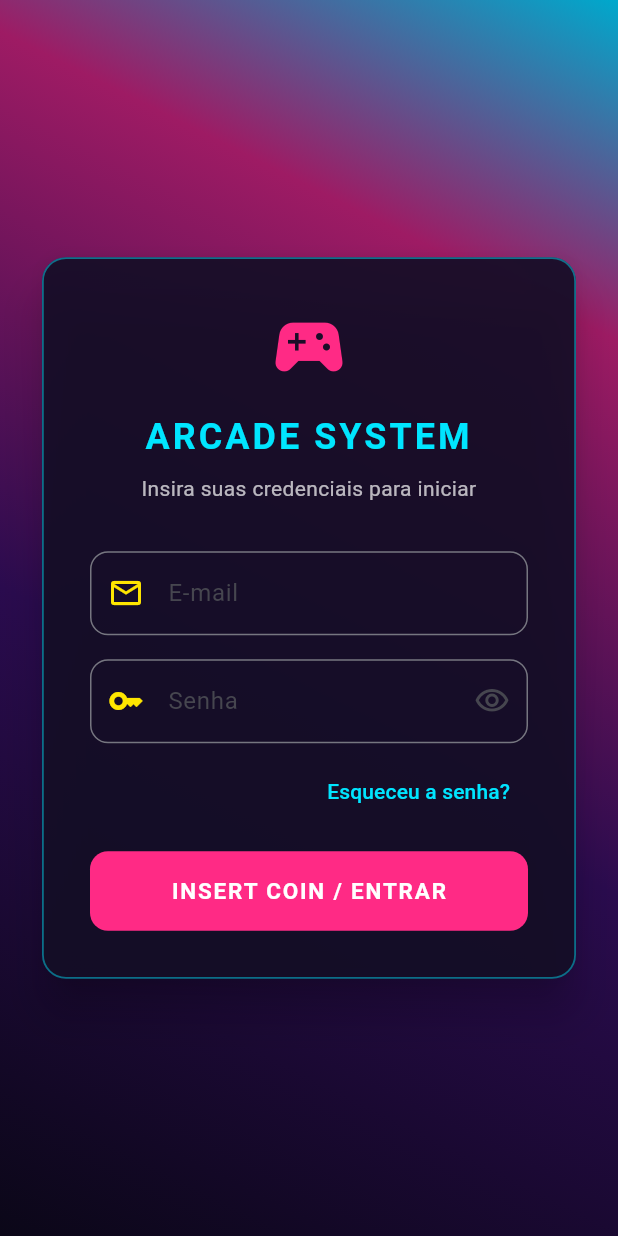
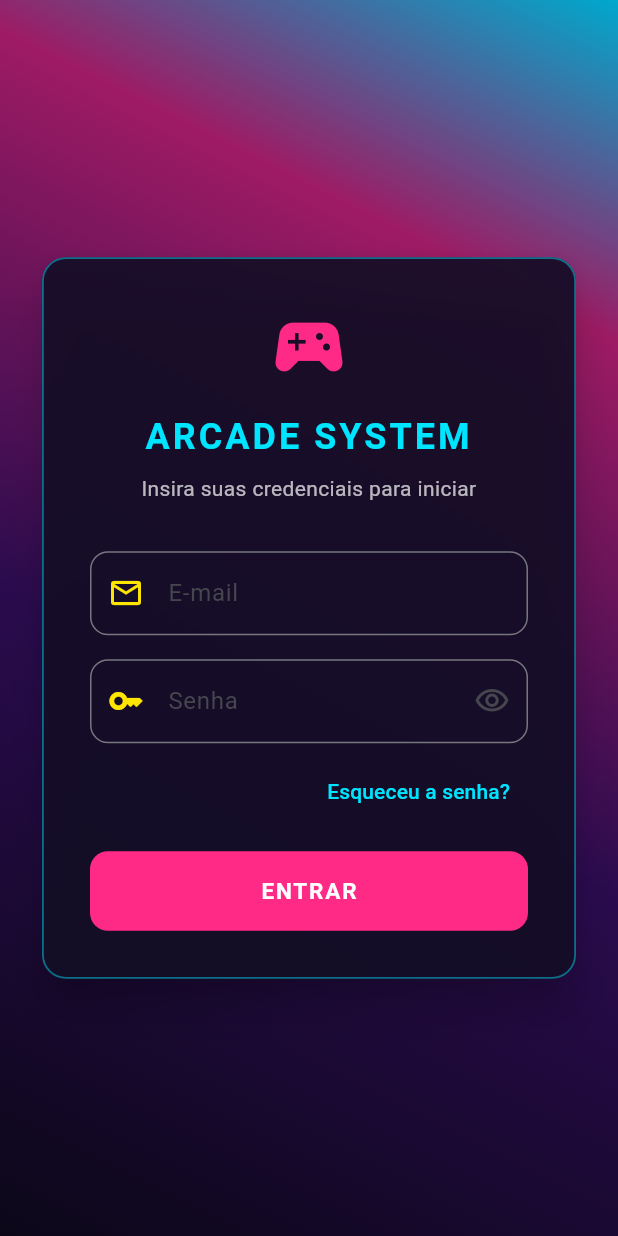
Before and after one commit to WeslleyMartinsBatista/Fliperama_TI, a Flutter app: the screen it shows after launch, on a phone screen of 412 x 824 dp. Run offline on Flutter 3.47's test engine with Material 3 defaults, Android fonts, the phone set to English and light mode, and no system bars.

Commit message:
fix: mudança de texto do botão de entrar em LoginView

```diff
--- a/lib/view/LoginView.dart
+++ b/lib/view/LoginView.dart
@@ -242,7 +242,7 @@ class _LoginViewState extends State<LoginView>
                                   ),
                                 )
                               : const Text(
-                                  'INSERT COIN / ENTRAR',
+                                  'ENTRAR',
                                   style: TextStyle(
                                     fontSize: 15,
                                     fontWeight: FontWeight.bold,
```
